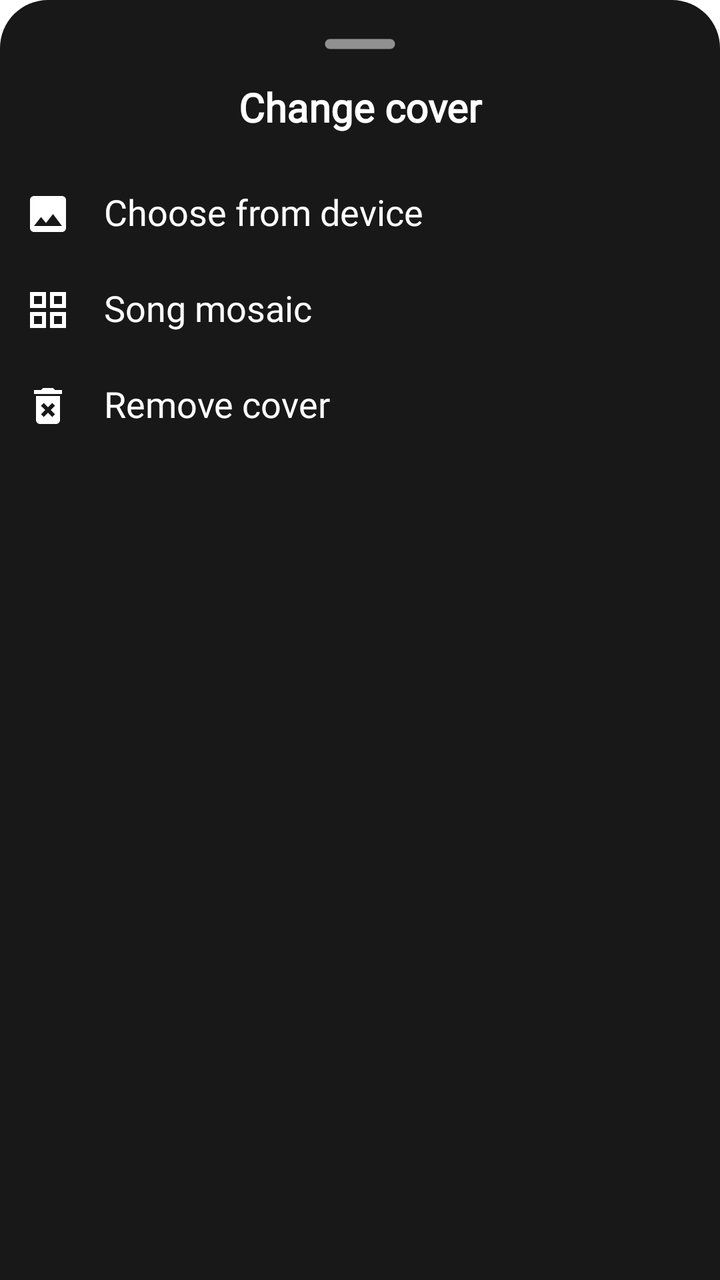
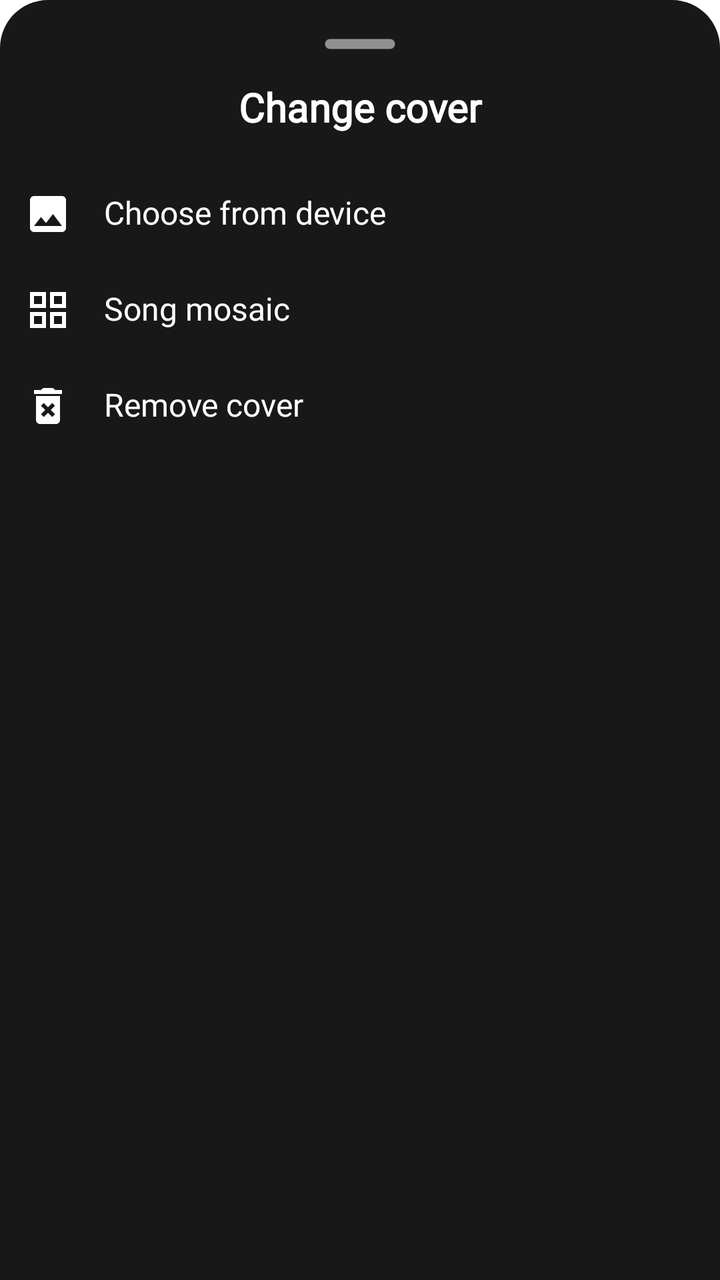

The first picture is an Android layout as it rendered before a commit; the second is the same layout after the commit. The layout source and the unified diff follow.
<!-- AndroidManifest.xml: application theme Theme.Fision -->
<!-- res/layout/playlist_cover_sheet.xml -->
<?xml version="1.0" encoding="utf-8"?>
<LinearLayout xmlns:android="http://schemas.android.com/apk/res/android"
    android:orientation="vertical"
    android:layout_width="match_parent"
    android:layout_height="wrap_content"
    android:paddingBottom="16dp"
    android:background="@drawable/dialogbg">

    <ImageView
        android:layout_width="60dp"
        android:layout_height="wrap_content"
        android:src="@drawable/ic_round_remove_24"
        android:layout_gravity="center|top"
        android:scaleType="centerCrop"
        android:importantForAccessibility="no"
        android:layout_marginBottom="6dp"/>

    <TextView
        android:layout_width="match_parent"
        android:layout_height="wrap_content"
        android:gravity="center_horizontal"
        android:fontFamily="@font/noto_sans_regular"
        android:text="@string/playlist_change_cover"
        android:textStyle="bold"
        android:textColor="#FFFFFF"
        android:textSize="20sp"
        android:layout_marginBottom="16dp" />

    <Button
        android:id="@+id/b_coverPick"
        style="?android:attr/borderlessButtonStyle"
        android:layout_width="match_parent"
        android:layout_height="wrap_content"
        android:drawableLeft="@drawable/ic_image"
        android:drawablePadding="16dp"
        android:fontFamily="@font/noto_sans_regular"
        android:includeFontPadding="false"
        android:gravity="center_vertical"
        android:text="@string/playlist_cover_pick"
        android:textAllCaps="false"
        android:textColor="#FFFFFF"
        android:textSize="18dp" />

    <Button
        android:id="@+id/b_coverMosaic"
        style="?android:attr/borderlessButtonStyle"
        android:layout_width="match_parent"
        android:layout_height="wrap_content"
        android:drawableLeft="@drawable/ic_grid_view"
        android:drawablePadding="16dp"
        android:fontFamily="@font/noto_sans_regular"
        android:includeFontPadding="false"
        android:gravity="center_vertical"
        android:text="@string/playlist_cover_mosaic"
        android:textAllCaps="false"
        android:textColor="#FFFFFF"
        android:textSize="18dp" />

    <Button
        android:id="@+id/b_coverRemove"
        style="?android:attr/borderlessButtonStyle"
        android:layout_width="match_parent"
        android:layout_height="wrap_content"
        android:drawableLeft="@drawable/ic_delete"
        android:drawablePadding="16dp"
        android:fontFamily="@font/noto_sans_regular"
        android:includeFontPadding="false"
        android:gravity="center_vertical"
        android:text="@string/playlist_remove_cover"
        android:textAllCaps="false"
        android:textColor="#FFFFFF"
        android:textSize="18dp" />

</LinearLayout>
<!-- resources referenced by this layout -->
<resources>
  <!-- drawable dialogbg (drawable) -->
  <?xml version="1.0" encoding="utf-8"?>
  <shape xmlns:android="http://schemas.android.com/apk/res/android">
  
      <solid android:color="#181818" />
  
      <corners
          android:topLeftRadius="24dp"
          android:topRightRadius="24dp" />
  
      <padding
          android:top="10dp"
          android:bottom="10dp" />
  
  </shape>
  <!-- drawable ic_delete (drawable) -->
  <vector android:height="24dp" android:tint="#FFFFFF"
      android:viewportHeight="24" android:viewportWidth="24"
      android:width="24dp" xmlns:android="http://schemas.android.com/apk/res/android">
      <path android:fillColor="@android:color/white" android:pathData="M6,19c0,1.1 0.9,2 2,2h8c1.1,0 2,-0.9 2,-2L18,7L6,7v12zM8.46,11.88l1.41,-1.41L12,12.59l2.12,-2.12 1.41,1.41L13.41,14l2.12,2.12 -1.41,1.41L12,15.41l-2.12,2.12 -1.41,-1.41L10.59,14l-2.13,-2.12zM15.5,4l-1,-1h-5l-1,1L5,4v2h14L19,4z"/>
  </vector>
  <!-- drawable ic_grid_view (drawable) -->
  <vector android:height="24dp" android:tint="#FFFFFF"
      android:viewportHeight="24" android:viewportWidth="24"
      android:width="24dp" xmlns:android="http://schemas.android.com/apk/res/android">
      <path android:fillColor="@android:color/white" android:pathData="M3,3v8h8V3H3zM9,9H5V5h4V9zM3,13v8h8v-8H3zM9,19H5v-4h4V19zM13,3v8h8V3H13zM19,9h-4V5h4V9zM13,13v8h8v-8H13zM19,19h-4v-4h4V19z"/>
  </vector>
  <!-- drawable ic_image (drawable) -->
  <vector android:height="24dp" android:tint="#FFFFFF"
      android:viewportHeight="24" android:viewportWidth="24"
      android:width="24dp" xmlns:android="http://schemas.android.com/apk/res/android">
      <path android:fillColor="@android:color/white" android:pathData="M21,19V5c0,-1.1 -0.9,-2 -2,-2H5c-1.1,0 -2,0.9 -2,2v14c0,1.1 0.9,2 2,2h14c1.1,0 2,-0.9 2,-2zM8.5,13.5l2.5,3.01L14.5,12l4.5,6H5l3.5,-4.5z"/>
  </vector>
  <!-- drawable ic_round_remove_24 (drawable) -->
  <vector android:height="24dp" android:tint="@color/AppDarkGrey"
      android:viewportHeight="24" android:viewportWidth="24"
      android:width="24dp" xmlns:android="http://schemas.android.com/apk/res/android">
      <path android:fillColor="@android:color/white" android:pathData="M18,13H6c-0.55,0 -1,-0.45 -1,-1s0.45,-1 1,-1h12c0.55,0 1,0.45 1,1s-0.45,1 -1,1z"/>
  </vector>
  <string name="playlist_change_cover">Change cover</string>
  <string name="playlist_cover_mosaic">Song mosaic</string>
  <string name="playlist_cover_pick">Choose from device</string>
  <string name="playlist_remove_cover">Remove cover</string>
  <color name="AppDarkGrey">#919191</color>
  <color name="colorPrimary">#27B397</color>
  <color name="purple_700">#FF3700B3</color>
  <color name="white">#FFFFFFFF</color>
  <color name="teal_200">#FF03DAC5</color>
  <color name="teal_700">#FF018786</color>
  <color name="black">#FF000000</color>
  <color name="accent_green_secondary">#02D8E7</color>
  <style name="Widget.Fision.TextInputLayout" parent="Widget.MaterialComponents.TextInputLayout.OutlinedBox">
          <item name="boxCornerRadiusTopStart">12dp</item>
          <item name="boxCornerRadiusTopEnd">12dp</item>
          <item name="boxCornerRadiusBottomStart">12dp</item>
          <item name="boxCornerRadiusBottomEnd">12dp</item>
          <item name="boxStrokeColor">@color/dialog_box_stroke</item>
          <item name="boxStrokeWidth">1dp</item>
          <item name="hintTextColor">@color/AppWhite</item>
          <item name="android:textColorHint">#9E9E9E</item>
          <item name="cursorColor">?attr/colorPrimary</item>
          <item name="cursorErrorColor">?attr/colorPrimary</item>
      </style>
  <color name="AppWhite">#FFFFFF</color>
  <!-- unchanged entries left out for length: 1 -->
</resources>

<!-- the commit's change to res/layout/playlist_cover_sheet.xml (unified diff, before → after) -->
@@ -39,7 +39,7 @@
         android:text="@string/playlist_cover_pick"
         android:textAllCaps="false"
         android:textColor="#FFFFFF"
-        android:textSize="18dp" />
+        android:textSize="16sp" />
 
     <Button
         android:id="@+id/b_coverMosaic"
@@ -54,7 +54,7 @@
         android:text="@string/playlist_cover_mosaic"
         android:textAllCaps="false"
         android:textColor="#FFFFFF"
-        android:textSize="18dp" />
+        android:textSize="16sp" />
 
     <Button
         android:id="@+id/b_coverRemove"
@@ -69,6 +69,6 @@
         android:text="@string/playlist_remove_cover"
         android:textAllCaps="false"
         android:textColor="#FFFFFF"
-        android:textSize="18dp" />
+        android:textSize="16sp" />
 
 </LinearLayout>
